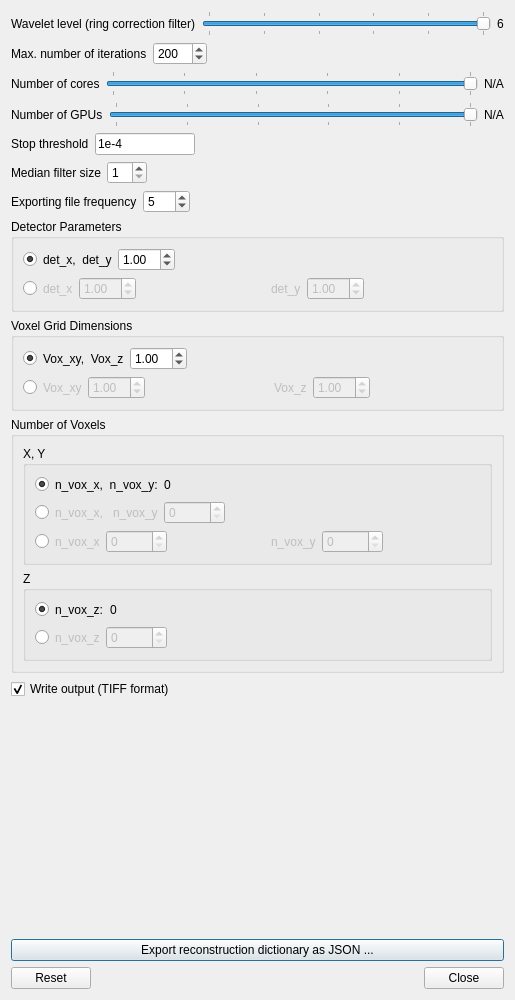
First picture: the form in src/pyMBIR_UI/ui/advanced_settings.ui, repository ornlneutronimaging/pyMBIR_UI, before the edit.
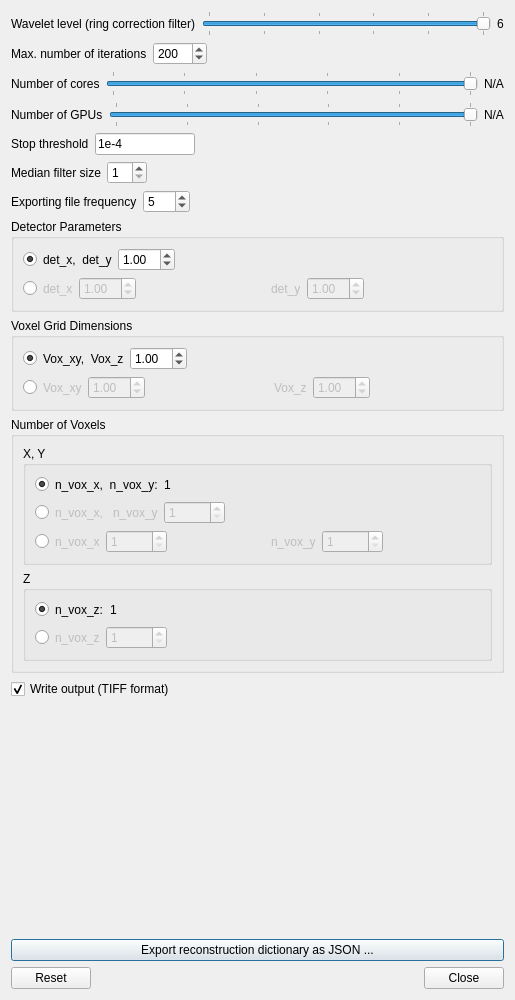
Second picture: the form after the edit.

Commit message: fixed offset convention. this refs #50

Diff of the .ui file:
```diff
--- a/src/pyMBIR_UI/ui/advanced_settings.ui
+++ b/src/pyMBIR_UI/ui/advanced_settings.ui
@@ -615,7 +615,7 @@
            <item>
             <widget class="QLabel" name="n_vox_x_n_vox_y_fixed_value">
              <property name="text">
-              <string>0</string>
+              <string>1</string>
              </property>
             </widget>
            </item>
@@ -661,6 +661,9 @@
              <property name="enabled">
               <bool>false</bool>
              </property>
+             <property name="minimum">
+              <number>1</number>
+             </property>
              <property name="maximum">
               <number>10000</number>
              </property>
@@ -705,6 +708,9 @@
              <property name="enabled">
               <bool>false</bool>
              </property>
+             <property name="minimum">
+              <number>1</number>
+             </property>
              <property name="maximum">
               <number>10000</number>
              </property>
@@ -738,6 +744,9 @@
              <property name="enabled">
               <bool>false</bool>
              </property>
+             <property name="minimum">
+              <number>1</number>
+             </property>
              <property name="maximum">
               <number>10000</number>
              </property>
@@ -789,7 +798,7 @@
            <item>
             <widget class="QLabel" name="n_vox_z_fixed_value">
              <property name="text">
-              <string>0</string>
+              <string>1</string>
              </property>
             </widget>
            </item>
@@ -832,6 +841,9 @@
              <property name="enabled">
               <bool>false</bool>
              </property>
+             <property name="minimum">
+              <number>1</number>
+             </property>
              <property name="maximum">
               <number>10000</number>
              </property>
```
The commit also changes 2 other files.
